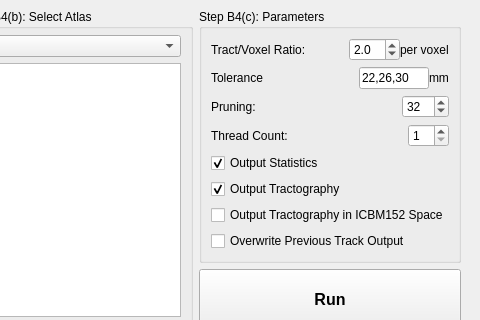
Old version of the form auto_track.ui in the repository frankyeh/DSI-Studio; both pictures show x 270 to 750 and y 0 to 320 of the 750 by 523 pixel window.
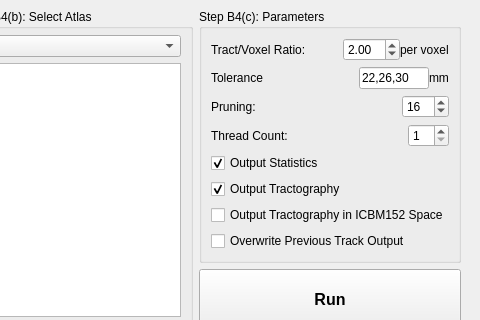
New version of the form. Icons and pictures are not drawn.

What changed in the file:
```diff
--- a/auto_track.ui
+++ b/auto_track.ui
@@ -280,7 +280,7 @@
                <item>
                 <widget class="QDoubleSpinBox" name="track_voxel_ratio">
                  <property name="decimals">
-                  <number>1</number>
+                  <number>2</number>
                  </property>
                  <property name="minimum">
                   <double>0.500000000000000</double>
@@ -386,7 +386,7 @@
                   <number>100</number>
                  </property>
                  <property name="value">
-                  <number>32</number>
+                  <number>16</number>
                  </property>
                 </widget>
                </item>
```
Left out of the diff: 2 changed lines with no effect on the pictures.
